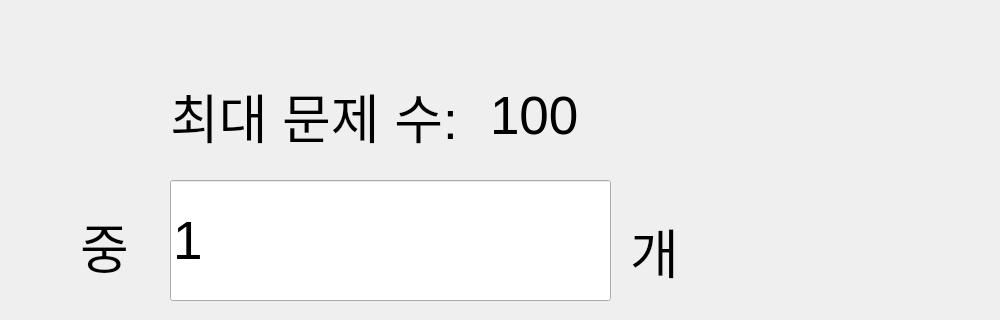
Before: the Qt Designer form Development/UIs/QuizUi.ui in SongDaeSun/WordBook, drawn with Qt 5; both pictures show x 200 to 1200 and y 0 to 320 of the 1200 by 675 pixel window.
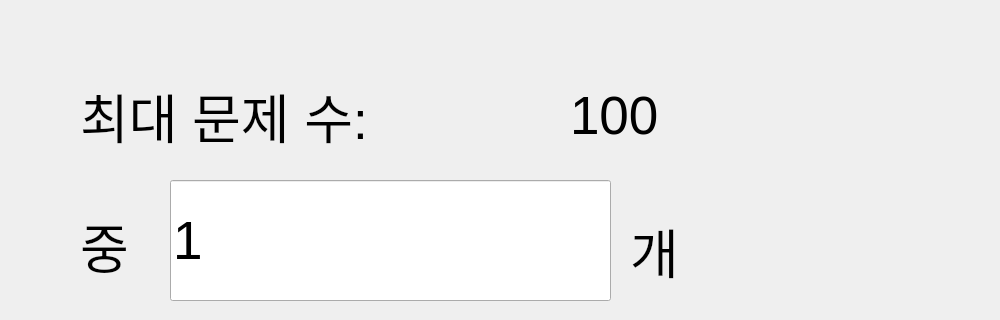
After: the same form once the commit is applied.

```diff
--- a/Development/UIs/QuizUi.ui
+++ b/Development/UIs/QuizUi.ui
@@ -52,7 +52,7 @@
   <widget class="QLabel" name="label">
    <property name="geometry">
     <rect>
-     <x>370</x>
+     <x>280</x>
      <y>60</y>
      <width>491</width>
      <height>111</height>
@@ -106,7 +106,7 @@
   <widget class="QLabel" name="maxLabel">
    <property name="geometry">
     <rect>
-     <x>690</x>
+     <x>770</x>
      <y>70</y>
      <width>271</width>
      <height>91</height>
```
